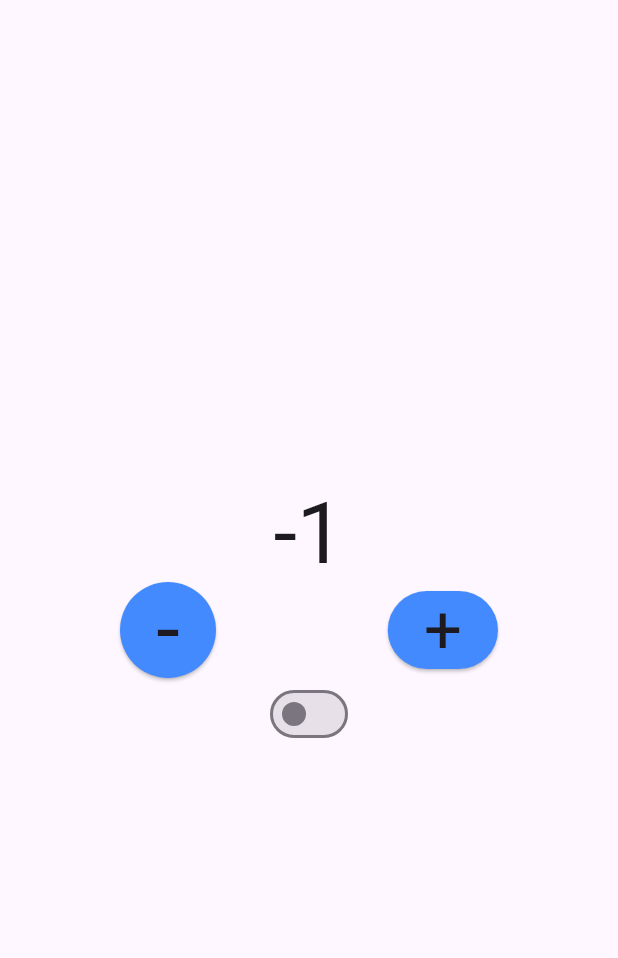
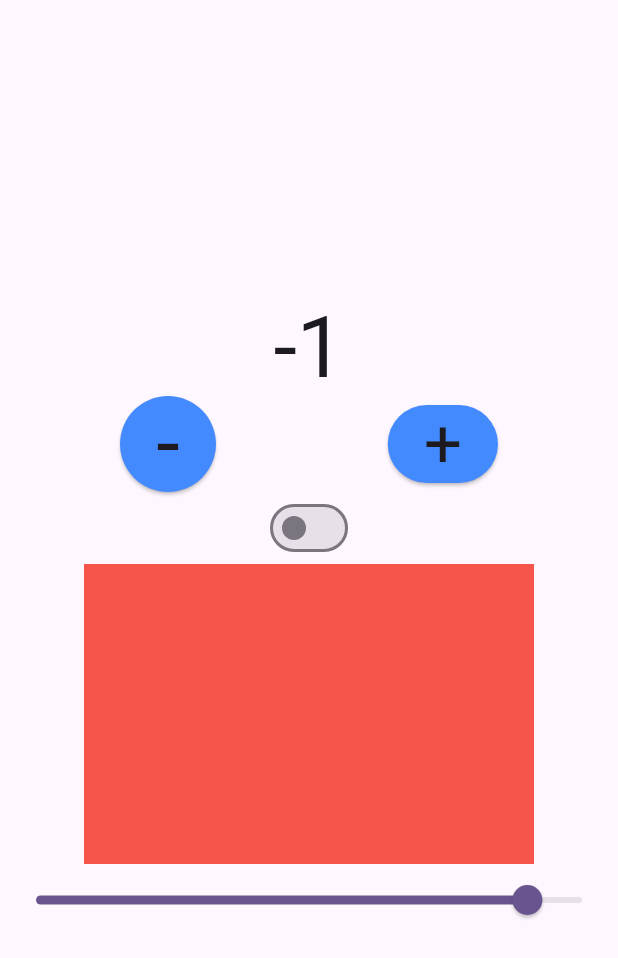
Before and after one commit to Tapendu1bakuli/BlocChangeState, a Flutter app: the screen it shows after launch, after a tap on an icon or button, on a phone screen of 412 x 824 dp. Shown: the top 958 px of the screen. Run offline on Flutter 3.47's test engine with Material 3 defaults, Android fonts, the phone set to English and light mode, and no system bars; our stand-ins replace bloc, equatable, flutter_bloc.

Commit message:
Slider done using bloc

```diff
--- a/lib/bloc_presentation/presentation_bloc.dart
+++ b/lib/bloc_presentation/presentation_bloc.dart
@@ -7,6 +7,7 @@ class PresentationBloc extends Bloc<PresentationEvent, PresentationState> {
     on<IncrementCounter>(_increment);
     on<DecrementCounter>(_decrement);
     on<ToggleSwitch>(_toggleSwitch);
+    on<SliderEvent>(_slider);
   }
 void _increment(IncrementCounter event, Emitter<PresentationState> emit){
     emit(state.copyWith(counter: state.counter + 1));
@@ -17,4 +18,7 @@ void _increment(IncrementCounter event, Emitter<PresentationState> emit){
   void _toggleSwitch(ToggleSwitch event, Emitter<PresentationState> emit){
     emit(state.copyWith(toggle: !state.toggle));
   }
+  void _slider(SliderEvent event, Emitter<PresentationState> emit){
+    emit(state.copyWith(slider: event.slider));
+  }
 }
--- a/lib/bloc_presentation/presentation_event.dart
+++ b/lib/bloc_presentation/presentation_event.dart
@@ -8,3 +8,11 @@ abstract class PresentationEvent extends Equatable {
 class IncrementCounter extends PresentationEvent {}
 class DecrementCounter extends PresentationEvent {}
 class ToggleSwitch extends PresentationEvent {}
+class SliderEvent extends PresentationEvent {
+final double slider;
+ SliderEvent({required this.slider});
+
+ @override
+  List<Object> get props => [slider];
+
+}
--- a/lib/bloc_presentation/presentation_state.dart
+++ b/lib/bloc_presentation/presentation_state.dart
@@ -3,15 +3,17 @@ import 'package:equatable/equatable.dart';
 class PresentationState extends Equatable{
   final int counter;
   final bool toggle;
-  PresentationState({this.counter = 0,this.toggle = false});
+  final double slider;
+  const PresentationState({this.counter = 0,this.toggle = false,this.slider = 0.9});
 
-  PresentationState copyWith ({int? counter,bool? toggle}){
+  PresentationState copyWith ({int? counter,bool? toggle,double? slider}){
     return PresentationState(
       counter: counter ?? this.counter,
-      toggle: toggle ?? this.toggle
+      toggle: toggle ?? this.toggle,
+        slider: slider ?? this.slider
     );
   }
 
   @override
-  List<Object?> get props => [counter,toggle];
+  List<Object?> get props => [counter,toggle,slider];
 }
--- a/lib/presentation/home_screen.dart
+++ b/lib/presentation/home_screen.dart
@@ -57,7 +57,17 @@ class HomeScreen extends StatelessWidget {
                   onChanged: (val) {
                     context.read<PresentationBloc>().add(ToggleSwitch());
                   });
-            })
+            }),
+            BlocBuilder<PresentationBloc,PresentationState>(builder: (context, state){
+              return Container(height: 200,width: 300,color: Colors.red.withOpacity(state.slider),);
+            }
+            ),
+            BlocBuilder<PresentationBloc,PresentationState>(builder: (context, state){
+              return  Slider(value: state.slider, onChanged: (val){
+                context.read<PresentationBloc>().add(SliderEvent(slider: val));
+              });
+            }
+            ),
           ],
         ),
       ),
```
